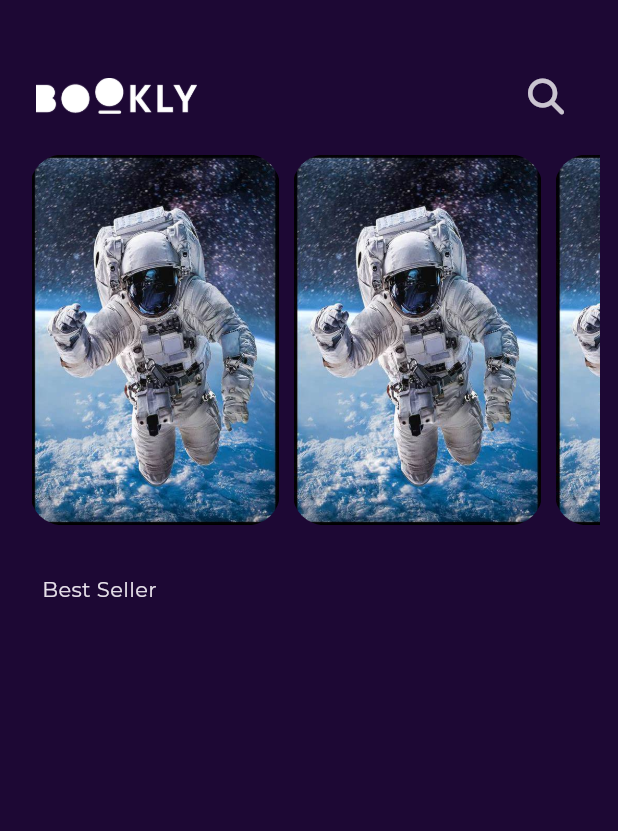
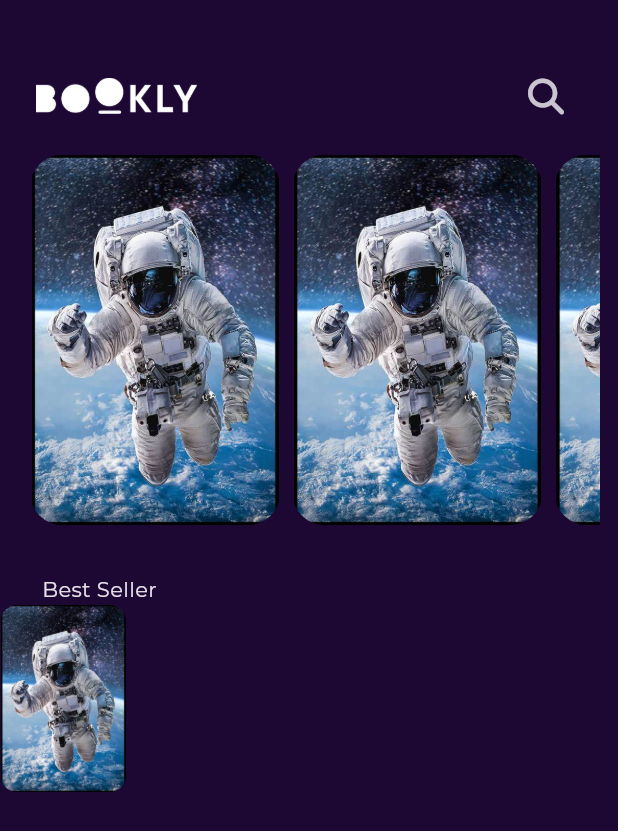
Before and after one commit to Mostafa13elkomy/book_app, a Flutter app: the screen it shows after launch, on a phone screen of 412 x 824 dp. Shown: the top 831 px of the screen. Run offline on Flutter 3.47's test engine with Material 3 defaults, Android fonts, the phone set to English and light mode, and no system bars; our stand-ins replace font_awesome_flutter, get, google_fonts.

Commit message:
best seller list view part 1

```diff
--- a/lib/features/home/presentaion/views/widgets/home_view_body.dart
+++ b/lib/features/home/presentaion/views/widgets/home_view_body.dart
@@ -1,3 +1,4 @@
+import 'package:book_app/core/utlis/assets.dart';
 import 'package:book_app/core/utlis/styles.dart';
 import 'package:book_app/features/home/presentaion/views/widgets/custom_app_bar.dart';
 import 'package:book_app/features/home/presentaion/views/widgets/featured_books_list_view.dart';
@@ -19,8 +20,35 @@ class HomeViewBody extends StatelessWidget {
             'Best Seller',
             style: Styles.titleMedium,
           ),
-        )
+        ),
+        BestSellerListView()
       ],
     );
   }
 }
+class BestSellerListView extends StatelessWidget {
+  const BestSellerListView({super.key});
+
+  @override
+  Widget build(BuildContext context) {
+    return Row(
+      children: [
+        SizedBox(
+  height: 125,
+      child: AspectRatio(
+        aspectRatio: 2.7 / 4,
+        child: Container(
+          decoration:  BoxDecoration(
+            borderRadius: BorderRadius.circular(12),
+              image:const DecorationImage(
+            image: AssetImage(AssetData.testImage),
+          )),
+        ),
+      ),
+    )
+      ],
+
+
+    );
+  }
+}
```
